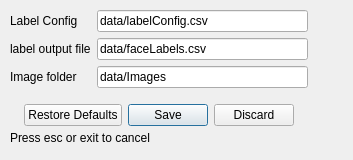
The window that data/ui/settings.ui (ablacklama/FaceLabeler) describes before a commit, drawn with Qt 5.
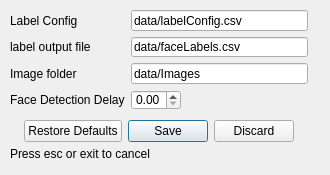
The same window after the commit. Icons and pictures are not drawn.

Commit message: added detection delay setting

The edit to the form file:
```diff
--- a/data/ui/settings.ui
+++ b/data/ui/settings.ui
@@ -12,10 +12,16 @@
    <rect>
     <x>0</x>
     <y>0</y>
-    <width>353</width>
-    <height>160</height>
+    <width>330</width>
+    <height>175</height>
    </rect>
   </property>
+  <property name="minimumSize">
+   <size>
+    <width>330</width>
+    <height>175</height>
+   </size>
+  </property>
   <property name="contextMenuPolicy">
    <enum>Qt::DefaultContextMenu</enum>
   </property>
@@ -48,7 +54,7 @@
    <property name="geometry">
     <rect>
      <x>10</x>
-     <y>130</y>
+     <y>146</y>
      <width>161</width>
      <height>16</height>
     </rect>
@@ -61,7 +67,7 @@
    <property name="geometry">
     <rect>
      <x>8</x>
-     <y>100</y>
+     <y>116</y>
      <width>301</width>
      <height>31</height>
     </rect>
@@ -79,33 +85,16 @@
      <x>10</x>
      <y>10</y>
      <width>301</width>
-     <height>81</height>
+     <height>100</height>
     </rect>
    </property>
-   <layout class="QGridLayout" name="gridLayout">
+   <layout class="QGridLayout" name="gridLayout" rowstretch="0,0,0,0">
     <property name="sizeConstraint">
      <enum>QLayout::SetDefaultConstraint</enum>
     </property>
     <property name="rightMargin">
      <number>3</number>
     </property>
-    <item row="1" column="1">
-     <widget class="QLineEdit" name="labelListPath">
-      <property name="text">
-       <string>data/faceLabels.csv</string>
-      </property>
-     </widget>
-    </item>
-    <item row="0" column="0">
-     <widget class="QLabel" name="label_3">
-      <property name="styleSheet">
-       <string notr="true"/>
-      </property>
-      <property name="text">
-       <string>Label Config</string>
-      </property>
-     </widget>
-    </item>
     <item row="0" column="1">
      <widget class="QLineEdit" name="labelConfigPath">
       <property name="text">
@@ -137,6 +126,55 @@
       </property>
      </widget>
     </item>
+    <item row="1" column="1">
+     <widget class="QLineEdit" name="labelListPath">
+      <property name="text">
+       <string>data/faceLabels.csv</string>
+      </property>
+     </widget>
+    </item>
+    <item row="0" column="0">
+     <widget class="QLabel" name="label_3">
+      <property name="styleSheet">
+       <string notr="true"/>
+      </property>
+      <property name="text">
+       <string>Label Config</string>
+      </property>
+     </widget>
+    </item>
+    <item row="3" column="0">
+     <widget class="QLabel" name="label_5">
+      <property name="toolTip">
+       <string>delay in seconds between each itteration of face detection algorithm. Higher will lead to more detection lag and lower cpu usage.</string>
+      </property>
+      <property name="text">
+       <string>Face Detection Delay</string>
+      </property>
+     </widget>
+    </item>
+    <item row="3" column="1">
+     <widget class="QDoubleSpinBox" name="detectionDelay">
+      <property name="maximumSize">
+       <size>
+        <width>50</width>
+        <height>16777215</height>
+       </size>
+      </property>
+      <property name="toolTip">
+       <string>delay in seconds between each itteration of face detection algorithm. Higher will lead to more detection lag and lower cpu usage.</string>
+      </property>
+      <property name="decimals">
+       <number>2</number>
+      </property>
+      <property name="maximum">
+       <double>1.000000000000000</double>
+      </property>
+      <property name="singleStep">
+       <double>0.100000000000000</double>
+      </property>
+     </widget>
+    </item>
    </layout>
   </widget>
  </widget>
```
The commit also changes 5 other files.
